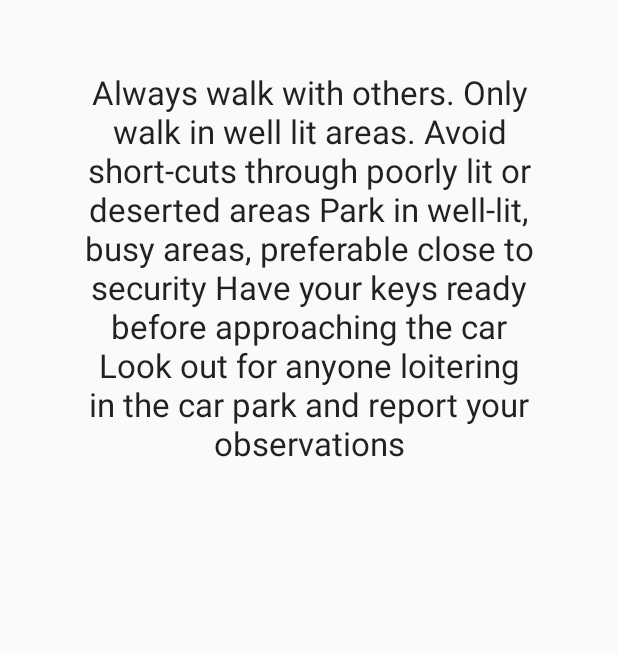
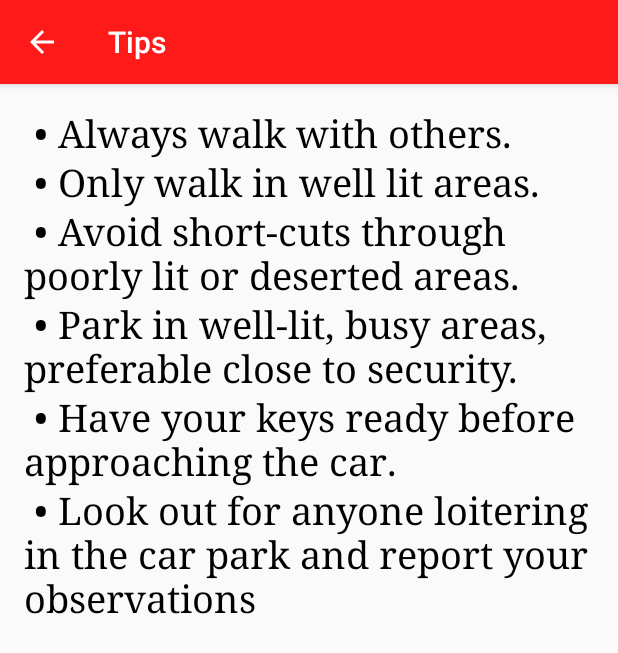
Before and after one commit to megan16/UserFrontend-project, an Android app: the TipsActivity screen opened directly, with no data from a screen before it, on a phone screen of 412 x 824 dp. Shown: the top 653 px of the screen. Run offline under Robolectric (Android 15) with nearby library versions, the phone set to English and light mode, and no system bars.

Commit message:
list view for tips

```diff
--- a/UWICommunity/app/src/main/java/com/example/megan/uwicommunity/TipsActivity.java
+++ b/UWICommunity/app/src/main/java/com/example/megan/uwicommunity/TipsActivity.java
@@ -6,9 +6,15 @@ import android.support.design.widget.FloatingActionButton;
 import android.support.design.widget.Snackbar;
 import android.support.v7.app.AppCompatActivity;
 import android.support.v7.widget.Toolbar;
+import android.util.Log;
 import android.view.Menu;
 import android.view.MenuItem;
 import android.view.View;
+import android.widget.ArrayAdapter;
+import android.widget.ListAdapter;
+import android.widget.ListView;
+
+import java.util.ArrayList;
 
 public class TipsActivity extends AppCompatActivity {
 
@@ -16,18 +22,33 @@ public class TipsActivity extends AppCompatActivity {
     protected void onCreate(Bundle savedInstanceState) {
         super.onCreate(savedInstanceState);
         setContentView(R.layout.activity_tips);
-       // Toolbar toolbar = (Toolbar) findViewById(R.id.toolbar);
-       // setSupportActionBar(toolbar);
-        //getSupportActionBar().setDisplayHomeAsUpEnabled(true);
+        Toolbar toolbar = (Toolbar) findViewById(R.id.toolbar);
+        setSupportActionBar(toolbar);
+        getSupportActionBar().setDisplayHomeAsUpEnabled(true);
+
+
+
+        ArrayList<String> list= new ArrayList<String>();
+
+        list.add(" • Always walk with others.");
+        list.add(" • Only walk in well lit areas.");
+        list.add(" • Avoid short-cuts through poorly lit or deserted areas.");
+        list.add(" • Park in well-lit, busy areas, preferable close to security.");
+        list.add(" • Have your keys ready before approaching the car.");
+        list.add(" • Look out for anyone loitering in the car park and report your observations");
+
+        ArrayAdapter listAdapter=new ArrayAdapter<String>(this,R.layout.list_rows,list);
+        ListView listView= (ListView) findViewById(R.id.tipsList);
+        listView.setAdapter(listAdapter);
 
     }
 
+    @Override
+    public void onBackPressed() {
 
-    @Override
-    public boolean onCreateOptionsMenu(Menu menu) {
-        // Inflate the menu; this adds items to the action bar if it is present.
-      //  getMenuInflater().inflate(R.menu.menu_home, menu);
-        return true;
+        Log.d("ME", "onBackPressed Called");
+        this.finish();
+
     }
 
     @Override
@@ -35,10 +56,15 @@ public class TipsActivity extends AppCompatActivity {
         // Handle action bar item clicks here. The action bar will
         // automatically handle clicks on the Home/Up button, so long
         // as you specify a parent activity in AndroidManifest.xml.
+
         Intent intent=new Intent(getApplicationContext(),SafetyActivity.class);
         startActivity(intent);
         finish();
         return true;
+
+        // return super.onOptionsItemSelected(item);
     }
 
+
+
 }
--- a/UWICommunity/app/src/main/res/layout/activity_tips.xml
+++ b/UWICommunity/app/src/main/res/layout/activity_tips.xml
@@ -7,6 +7,20 @@
     android:fitsSystemWindows="true"
     tools:context="com.example.megan.uwicommunity.TipsActivity">
 
+    <android.support.design.widget.AppBarLayout
+        android:layout_width="match_parent"
+        android:layout_height="wrap_content"
+        android:theme="@style/AppTheme.AppBarOverlay">
+
+        <android.support.v7.widget.Toolbar
+            android:id="@+id/toolbar"
+            android:layout_width="match_parent"
+            android:layout_height="?attr/actionBarSize"
+            app:popupTheme="@style/AppTheme.PopupOverlay"
+            android:background="@color/safetyColor"/>
+
+    </android.support.design.widget.AppBarLayout>
+
     <include layout="@layout/content_tips" />
 
 
--- a/UWICommunity/app/src/main/res/layout/content_tips.xml
+++ b/UWICommunity/app/src/main/res/layout/content_tips.xml
@@ -4,21 +4,24 @@
     xmlns:tools="http://schemas.android.com/tools"
     android:layout_width="match_parent"
     android:layout_height="match_parent"
+    android:orientation="vertical"
     android:paddingBottom="@dimen/activity_vertical_margin"
     android:paddingLeft="@dimen/activity_horizontal_margin"
     android:paddingRight="@dimen/activity_horizontal_margin"
     android:paddingTop="@dimen/activity_vertical_margin"
+    app:layout_behavior="@string/appbar_scrolling_view_behavior"
     tools:context="com.example.megan.uwicommunity.TipsActivity"
     tools:showIn="@layout/activity_tips">
 
-    <TextView
-        android:layout_width="wrap_content"
+    <ListView
+        android:id="@+id/tipsList"
+        android:layout_width="match_parent"
         android:layout_height="wrap_content"
-        android:textAppearance="?android:attr/textAppearanceLarge"
-        android:text="@string/tips"
-        android:id="@+id/tips"
-        android:layout_margin="15dp"
-        android:gravity="center_vertical|center_horizontal"
-        android:padding="15dp" />
+        android:scrollIndicators="top"
+        android:footerDividersEnabled="false"
+        android:divider="#ffffff">
+    </ListView>
+
+
 
 </RelativeLayout>
--- /dev/null
+++ b/UWICommunity/app/src/main/res/layout/list_rows.xml
@@ -0,0 +1,11 @@
+<?xml version="1.0" encoding="utf-8"?>
+
+    <TextView xmlns:android="http://schemas.android.com/apk/res/android"
+        android:layout_width="match_parent"
+        android:layout_height="match_parent"
+        android:textSize="25dp"
+        android:typeface="serif"
+        android:textColor="#000000"
+
+        />
+<!-- TODO: add in some bullets as image view to text aligns better -->
--- a/UWICommunity/app/src/main/res/values/strings.xml
+++ b/UWICommunity/app/src/main/res/values/strings.xml
@@ -7,13 +7,7 @@
     <string name="navigation_drawer_open">Open navigation drawer</string>
     <string name="navigation_drawer_close">Close navigation drawer</string>
 
-    <string name="tips">Always walk with others. Only walk in well lit areas.
-        Avoid short-cuts through poorly lit or deserted areas
-        Park in well-lit, busy areas, preferable close to security
-        Have your keys ready before approaching the car
-        Look out for anyone loitering in the car park and report your observations
 
-    </string>
     <string name="title_activity_tips">Tips</string>
     <string name="title_activity_emergency_contact">Emergency Contact</string>
     <string name="ec_info">Below are Emergency Contact information, click to call if needed. </string>
```
